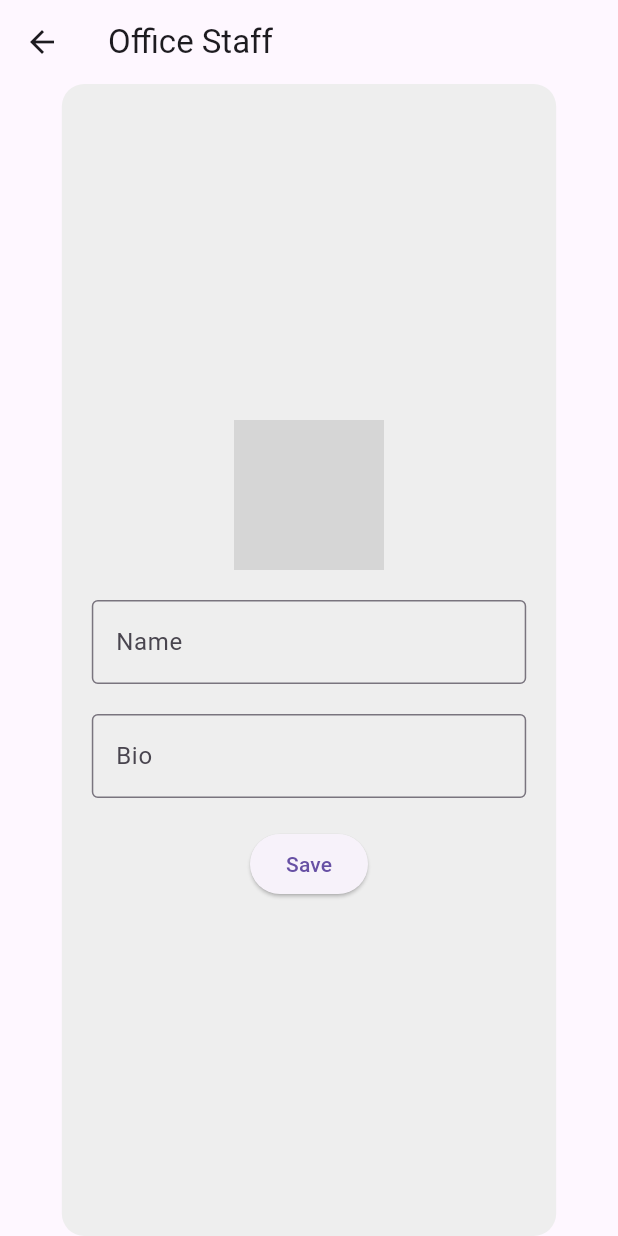
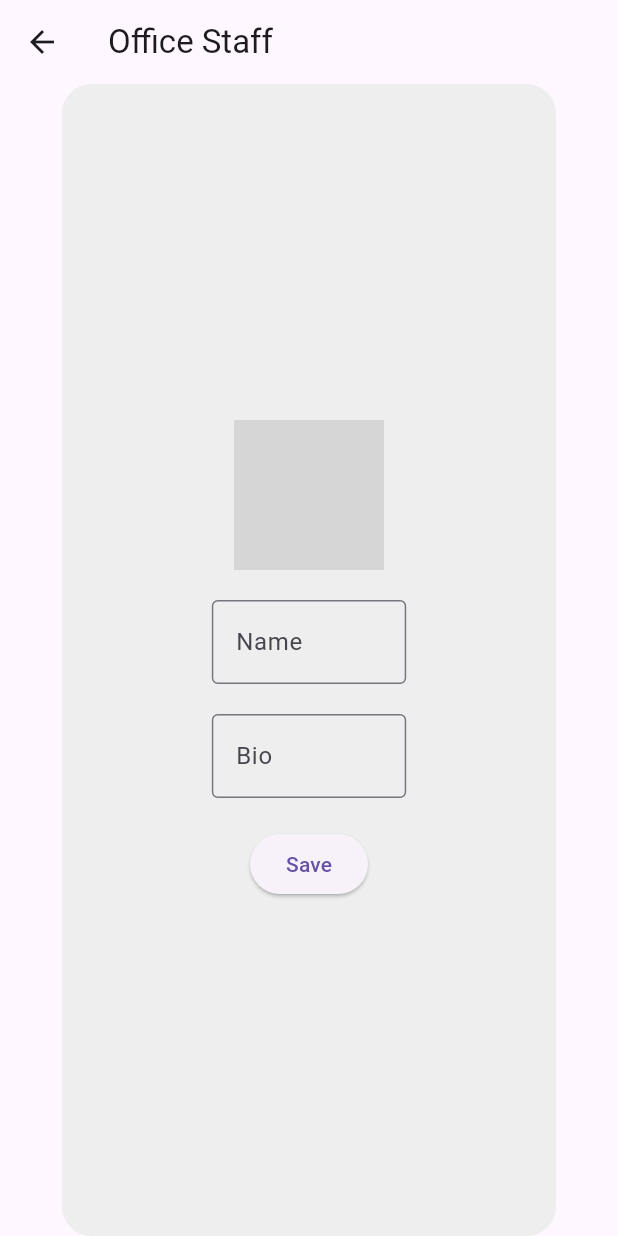
Before and after one commit to jezzyll/MajlisGramm-COPY, a Flutter app: the OfficeStaffPage screen opened by its route, on a phone screen of 412 x 824 dp. Run offline on Flutter 3.47's test engine with Material 3 defaults, Android fonts, the light colour scheme and no system bars; our stand-ins replace carousel_slider, cloud_firestore, firebase_auth, firebase_core, firebase_storage, image_picker and 1 more; accounts and stored records are empty; network calls fail; grey boxes are pictures that could not be loaded.

Commit message:
officername_updated

```diff
--- a/lib/Offiice/office_staff.dart
+++ b/lib/Offiice/office_staff.dart
@@ -1,4 +1,5 @@
 import 'package:flutter/material.dart';
+
 
 class OfficeStaffPage extends StatefulWidget {
   @override
@@ -6,8 +7,8 @@ class OfficeStaffPage extends StatefulWidget {
 }
 
 class _OfficeStaffPageState extends State<OfficeStaffPage> {
-  String _name = 'John Doe'; // Default name
-  String _bio = 'Contact Info: xyz@example.com'; // Default bio
+  String _name = 'Ashraf Wafy'; // Default name
+  String _bio = 'Contact Info: 9475856363 Email: AshrafVp777@gmail.com'; // Default bio
 
   @override
   Widget build(BuildContext context) {
@@ -17,18 +18,18 @@ class _OfficeStaffPageState extends State<OfficeStaffPage> {
       ),
       body: Center(
         child: Container(
-          padding: EdgeInsets.all(20.0),
+          padding: EdgeInsets.all(100.0),
           width: MediaQuery.of(context).size.width * 0.8,
           decoration: BoxDecoration(
             color: Colors.grey[200],
-            borderRadius: BorderRadius.circular(15.0),
+            borderRadius: BorderRadius.circular(20.0),
           ),
           child: Column(
             mainAxisAlignment: MainAxisAlignment.center,
             children: [
               CircleAvatar(
                 radius: 50.0,
-                backgroundImage: AssetImage('assets/avatar_placeholder.png'),
+                backgroundImage: NetworkImage("https://t3.ftcdn.net/jpg/02/99/04/20/360_F_299042079_vGBD7wIlSeNl7vOevWHiL93G4koMM967.jpg"),
                 // You can replace the AssetImage with NetworkImage if you have an online image URL
               ),
               SizedBox(height: 20.0),
```
